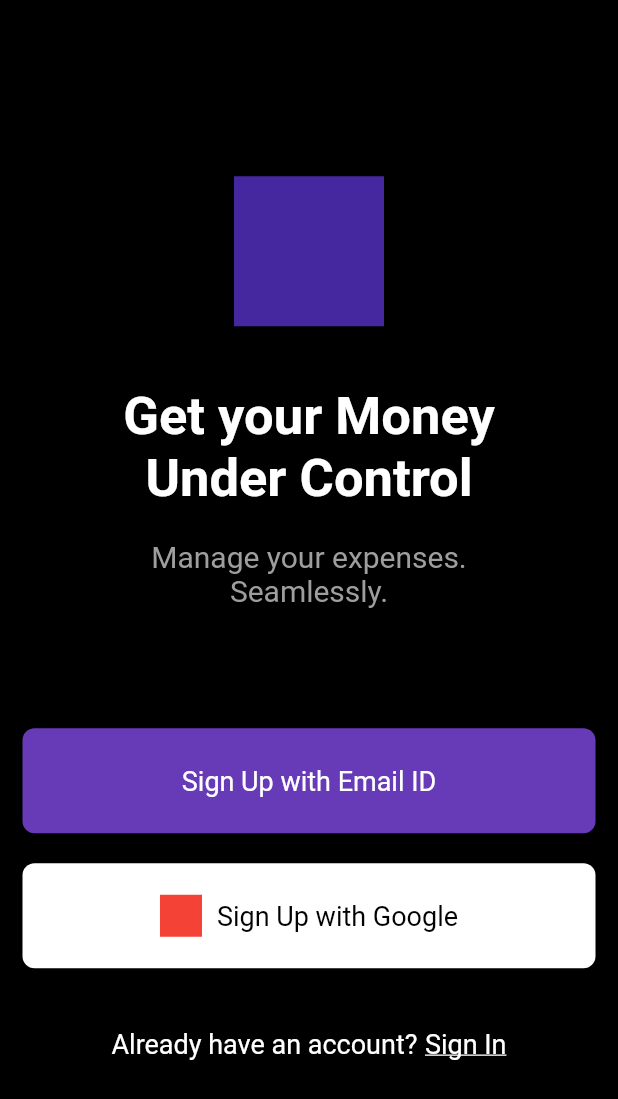
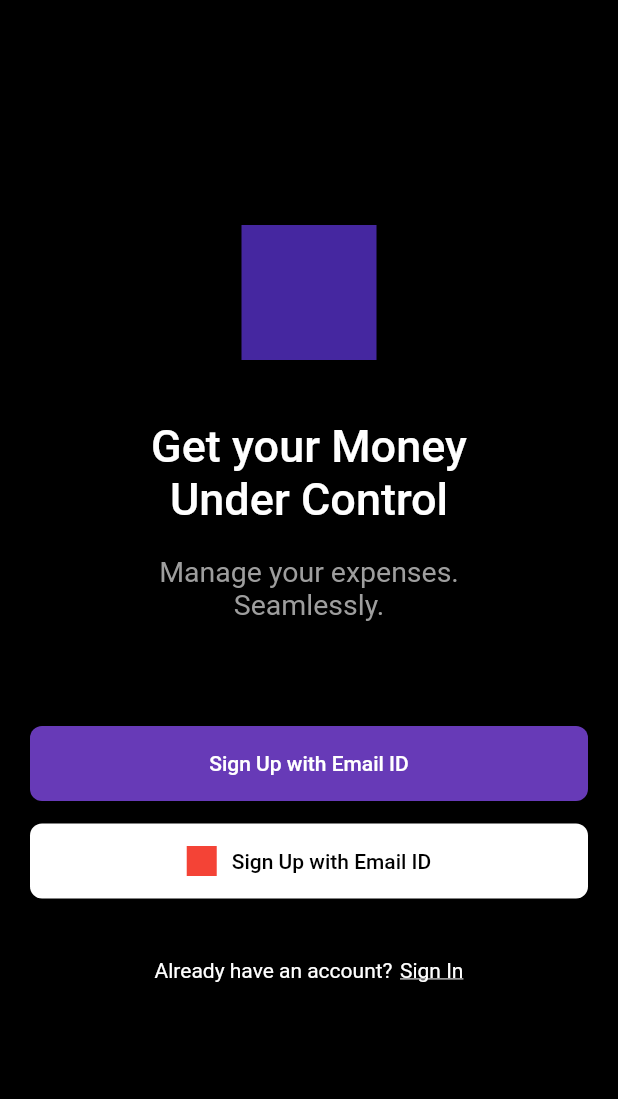
Before and after one commit to Paulo-Gouvea/mockup_01_flutter, a Flutter app: the screen it shows after launch, on a phone screen of 412 x 824 dp. Shown: the top 1099 px of the screen. Run offline on Flutter 3.47's test engine with Material 2 defaults, Android fonts, the phone set to English and light mode, and no system bars.

Commit message:
feat: updating screen style and created components

```diff
--- a/lib/home_page.dart
+++ /dev/null
@@ -1,45 +0,0 @@
-import 'package:flutter/material.dart';
-import 'package:mockup_01/email_button.dart';
-import 'package:mockup_01/google_button.dart';
-import 'package:mockup_01/logo.dart';
-import 'package:mockup_01/main_text.dart';
-import 'package:mockup_01/signin_text.dart';
-import 'package:mockup_01/sub_text.dart';
-
-class MyHomePage extends StatelessWidget {
-  const MyHomePage({Key? key}) : super(key: key);
-
-  @override
-  Widget build(BuildContext context) {
-    return Scaffold(
-      body: Container(
-        width: MediaQuery.of(context).size.width,
-        height: MediaQuery.of(context).size.height,
-        color: Colors.black,
-        child: Center(
-          child: Column(
-            mainAxisAlignment: MainAxisAlignment.center,
-            children: [
-              const Logo(),
-              const MainText(),
-              Container(
-                margin: const EdgeInsets.only(top: 20),
-                child: const SubText()
-              ),
-              Container(
-                margin: const EdgeInsets.only(top: 80),
-                child: Column(
-                  children: const [
-                    EmailButton(),
-                    GoogleButton(),
-                    SignInText(),
-                  ],
-                ),
-              ),
-            ],
-          ),
-        ),
-      ),
-    );
-  }
-}
--- a/lib/main.dart
+++ b/lib/main.dart
@@ -1,6 +1,6 @@
 import 'package:flutter/material.dart';
 
-import 'home_page.dart';
+import 'pages/home_page.dart';
 
 void main() {
   runApp(const MyApp());
--- /dev/null
+++ b/lib/pages/home_page.dart
@@ -0,0 +1,56 @@
+import 'package:flutter/material.dart';
+import 'package:mockup_01/shared/components/email_button/email_button.dart';
+import 'package:mockup_01/shared/components/google_button/google_button.dart';
+import 'package:mockup_01/shared/components/logo/logo.dart';
+import 'package:mockup_01/shared/components/main_text/main_text.dart';
+import 'package:mockup_01/shared/components/sign_in/sign_in.dart';
+import 'package:mockup_01/shared/components/sub_text/sub_text.dart';
+
+class MyHomePage extends StatelessWidget {
+  const MyHomePage({Key? key}) : super(key: key);
+
+  @override
+  Widget build(BuildContext context) {
+    return Scaffold(
+      body: Container(
+        width: MediaQuery.of(context).size.width,
+        height: MediaQuery.of(context).size.height,
+        padding: const EdgeInsets.only(top: 150),
+        color: Colors.black,
+        child: Column(
+          children: [
+            const Logo(),
+            Container(
+              margin: const EdgeInsets.only(top: 40),
+              child: Column(
+                children: [
+                  const MainText(),
+                  Container(
+                    margin: const EdgeInsets.only(top: 20),
+                    child: const SubText(),
+                  )
+                ],
+              ),
+            ),
+            Container(
+              margin: const EdgeInsets.only(top: 70),
+              child: Column(
+                children: [
+                  const EmailButton(),
+                  Container(
+                    margin: const EdgeInsets.only(top: 15),
+                    child: const GoogleButton(),
+                  )
+                ],
+              ),
+            ),
+            Container(
+              margin: const EdgeInsets.only(top: 40),
+              child: const SignIn()
+            ),
+          ],
+        ),
+      ),
+    );
+  }
+}
--- a/lib/email_button.dart
+++ b/lib/shared/components/email_button/email_button.dart
@@ -1,27 +1,28 @@
+import 'dart:ui';
+
 import 'package:flutter/material.dart';
 
 class EmailButton extends StatelessWidget {
   const EmailButton({Key? key}) : super(key: key);
- @override
+
+  @override
   Widget build(BuildContext context) {
     return Container(
-      width: MediaQuery.of(context).size.width - 30,
-      height: 70,
-      margin: const EdgeInsets.only(bottom: 20),
+      width: MediaQuery.of(context).size.width - 40,
+      height: 50,
       decoration: BoxDecoration(
+        color: Colors.deepPurple[500],
         borderRadius: BorderRadius.circular(8),
-        color: Colors.deepPurple,
       ),
-      child: const Align(
-        alignment: Alignment.center,
+      child: const Center(
         child: Text(
           'Sign Up with Email ID',
           style: TextStyle(
             color: Colors.white,
-            fontSize: 18
+            fontWeight: FontWeight.w500
           ),
         )
-      )
+      ),
     );
   }
 }
--- a/lib/google_button.dart
+++ b/lib/shared/components/google_button/google_button.dart
@@ -6,32 +6,31 @@ class GoogleButton extends StatelessWidget {
   @override
   Widget build(BuildContext context) {
     return Container(
-      width: MediaQuery.of(context).size.width - 30,
-      height: 70,
+      width: MediaQuery.of(context).size.width - 40,
+      height: 50,
       decoration: BoxDecoration(
+        color: Colors.white,
         borderRadius: BorderRadius.circular(8),
-        color: Colors.white,
       ),
-      child: Align(
-        alignment: Alignment.center,
+      child: Center(
         child: Row(
           mainAxisAlignment: MainAxisAlignment.center,
           children: [
             Container(
-              height: 28,
-              width: 28,
+              width: 20,
+              height: 20,
               color: Colors.red,
               margin: const EdgeInsets.only(right: 10),
             ),
             const Text(
-              'Sign Up with Google',
+              'Sign Up with Email ID',
               style: TextStyle(
                 color: Colors.black,
-                fontSize: 18
+                fontWeight: FontWeight.w500
               ),
-            ),
+            )
           ],
-        ),
+        )
       ),
     );
   }
--- a/lib/logo.dart
+++ b/lib/shared/components/logo/logo.dart
@@ -1,15 +1,14 @@
 import 'package:flutter/material.dart';
 
-class Logo extends StatelessWidget{
+class Logo extends StatelessWidget  {
   const Logo({Key? key}) : super(key: key);
 
   @override
   Widget build(BuildContext context) {
     return Container(
-      height: 100,
-      width: 100,
+      height: 90,
+      width: 90,
       color: Colors.deepPurple[800],
-      margin: const EdgeInsets.only(bottom: 40),
     );
   }
 }
--- a/lib/main_text.dart
+++ b/lib/shared/components/main_text/main_text.dart
@@ -1,6 +1,6 @@
 import 'package:flutter/material.dart';
 
-class MainText extends StatelessWidget{
+class MainText extends StatelessWidget {
   const MainText({Key? key}) : super(key: key);
 
   @override
@@ -9,9 +9,9 @@ class MainText extends StatelessWidget{
       'Get your Money\nUnder Control',
       textAlign: TextAlign.center,
       style: TextStyle(
+        fontSize: 30,
+        fontWeight: FontWeight.w500,
         color: Colors.white,
-        fontSize: 35,
-        fontWeight: FontWeight.bold,
       ),
     );
   }
--- /dev/null
+++ b/lib/shared/components/sign_in/sign_in.dart
@@ -0,0 +1,30 @@
+import 'package:flutter/material.dart';
+
+class SignIn extends StatelessWidget {
+  const SignIn({Key? key}) : super(key: key);
+
+  @override
+  Widget build(BuildContext context) {
+    return Row(
+      mainAxisAlignment: MainAxisAlignment.center,
+      children: [
+        const Text(
+          'Already have an account?',
+          style: TextStyle(
+            color: Colors.white
+          ),
+        ),
+        Container(
+          margin: const EdgeInsets.only(left: 5),
+          child: const Text(
+          'Sign In',
+          style: TextStyle(
+            color: Colors.white,
+            decoration: TextDecoration.underline
+          ),
+        ),
+        )
+      ],
+    );
+  }
+}
--- a/lib/sub_text.dart
+++ b/lib/shared/components/sub_text/sub_text.dart
@@ -1,6 +1,6 @@
 import 'package:flutter/material.dart';
 
-class SubText extends StatelessWidget  {
+class SubText extends StatelessWidget {
   const SubText({Key? key}) : super(key: key);
 
   @override
@@ -9,8 +9,9 @@ class SubText extends StatelessWidget  {
       'Manage your expenses.\nSeamlessly.',
       textAlign: TextAlign.center,
       style: TextStyle(
+        fontSize: 19,
+        fontWeight: FontWeight.w400,
         color: Colors.grey,
-        fontSize: 20,
       ),
     );
   }
--- a/lib/signIn_text.dart
+++ /dev/null
@@ -1,35 +0,0 @@
-import 'package:flutter/material.dart';
-
-class SignInText extends StatelessWidget {
-  const SignInText({Key? key}) : super(key: key);
-
-  @override
-  Widget build(BuildContext context) {
-    return Container(
-      margin: const EdgeInsets.only(top: 40),
-      child: Row(
-        mainAxisAlignment: MainAxisAlignment.center,
-        children: [
-          const Text(
-            'Already have an account?',
-            style: TextStyle(
-              color: Colors.white,
-              fontSize: 18
-            ),
-          ),
-          Container(
-            margin: const EdgeInsets.only(left: 5),
-            child: const Text(
-              'Sign In',
-                style: TextStyle(
-                color: Colors.white,
-                fontSize: 18,
-                decoration: TextDecoration.underline
-              ),
-            ),
-          ),
-        ],
-      ),
-    );
-  }
-}
```
Also changed, not shown: 1 other file.
